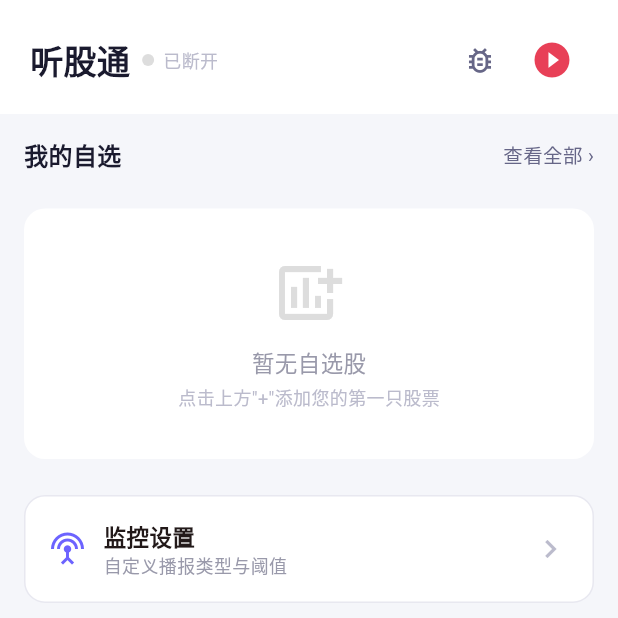
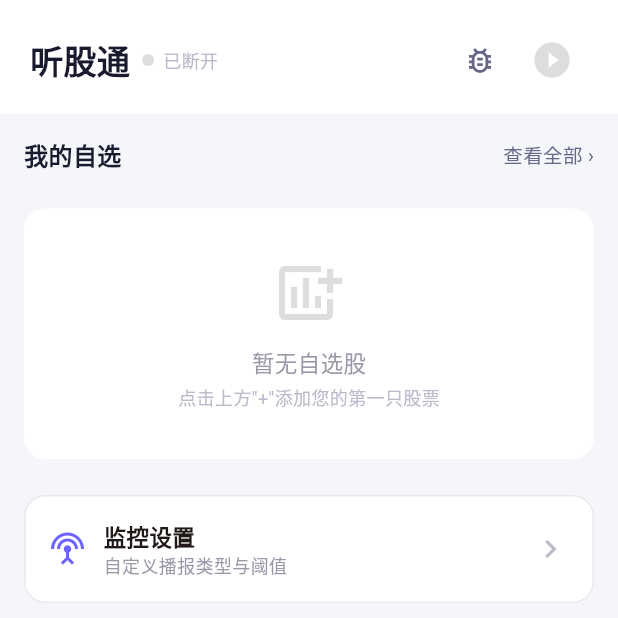
Before and after one commit to muziyi-gg/tinggutonng, a Flutter app: the screen it shows after launch, on a phone screen of 412 x 824 dp, the top half of it. Run offline on Flutter 3.47's test engine with Material 3 defaults, Android fonts, the phone set to English and light mode, and no system bars; our stand-ins replace flutter_local_notifications, flutter_tts, permission_handler, shared_preferences; Roboto replaces fonts that are missing (PingFang).

Commit message:
fix: 播报暂停、停止按钮、移除通知、优化行情时间戳 - 移除手动播报后的本地通知（只保留语音） - 添加 stopSpeaking() + isSpeaking getter，播报中显示停止按钮 - 行情 lastUpdate 改为解析新浪服务器时间（非本地时间）

```diff
--- a/lib/screens/home_screen.dart
+++ b/lib/screens/home_screen.dart
@@ -23,24 +23,37 @@ class HomeScreen extends StatelessWidget {
 
   Widget _buildHeader(BuildContext ctx) {
     final sp = Provider.of<StockProvider>(ctx);
+    final isSpeaking = sp.isSpeaking;
     return Container(
       padding: const EdgeInsets.fromLTRB(20, 16, 20, 12),
       decoration: const BoxDecoration(color: Colors.white),
       child: Row(children: [
         const Text('听股通', style: TextStyle(fontSize:22, fontWeight:FontWeight.bold, color:Color(0xFF1A1A2E))),
         const SizedBox(width:8),
-        LiveStatusIndicator(polling: sp.isPolling),
+        LiveStatusIndicator(polling: sp.isPolling || isSpeaking),
         const Spacer(),
         IconButton(
           onPressed: onNavigateDebug,
           icon: const Icon(Icons.bug_report_outlined, color: Color(0xFF666687), size:22),
           tooltip: 'TTS调试',
         ),
-        IconButton(
-          onPressed: () => _handleReport(ctx),
-          icon: const Icon(Icons.play_circle_fill, color: Color(0xFFE84057), size:28),
-          tooltip: '手动播报自选股',
-        ),
+        // 播报中显示停止按钮，否则显示播放按钮
+        if (isSpeaking)
+          IconButton(
+            onPressed: () => _handleStop(ctx),
+            icon: const Icon(Icons.stop_circle, color: Color(0xFFFF9500), size:28),
+            tooltip: '停止播报',
+          )
+        else
+          IconButton(
+            onPressed: sp.stockList.isEmpty ? null : () => _handleReport(ctx),
+            icon: Icon(
+              Icons.play_circle_fill,
+              color: sp.stockList.isEmpty ? const Color(0xFFDDDDDD) : const Color(0xFFE84057),
+              size:28,
+            ),
+            tooltip: '手动播报自选股',
+          ),
       ]),
     );
   }
@@ -115,6 +128,11 @@ class HomeScreen extends StatelessWidget {
     if (err != null && ctx.mounted) {
       _showErrorDialog(ctx, err);
     }
+  }
+
+  Future<void> _handleStop(BuildContext ctx) async {
+    final sp = Provider.of<StockProvider>(ctx, listen: false);
+    await sp.stopSpeaking();
   }
 
   void _showErrorDialog(BuildContext ctx, ReportError err) {
```
Also changed, not shown: lib/providers/stock_provider.dart (+37 -8 lines), lib/services/stock_api_service.dart (+4 -4 lines).
